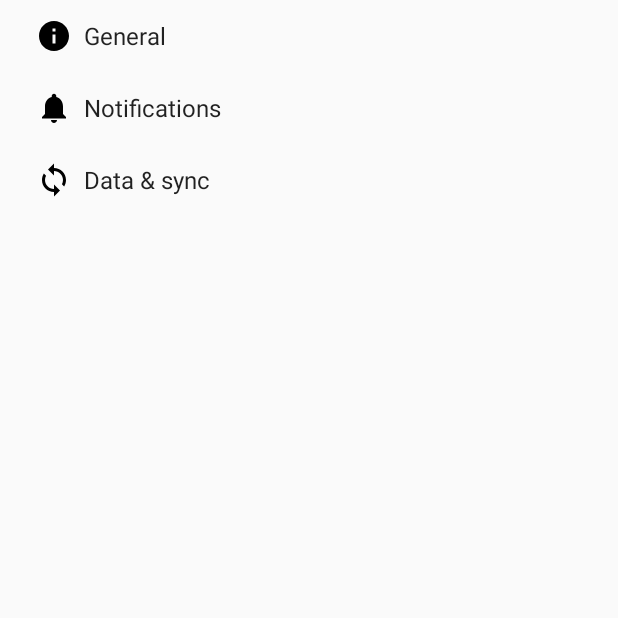
After one commit to Warden-Thresh/Comp, an Android app: the SettingsActivity screen opened directly, with no data from a screen before it, on a phone screen of 412 x 824 dp, the top half of it. The commit adds this screen. Run offline under Robolectric (Android 15) with nearby library versions, the phone set to English and light mode, and no system bars.

Commit message:
添加设置页面

```diff
--- a/app/build.gradle
+++ b/app/build.gradle
@@ -27,6 +27,7 @@ dependencies {
         exclude group: 'com.android.support', module: 'support-annotations'
     })
     compile 'com.github.bumptech.glide:glide:3.7.0'
+    compile 'com.github.bumptech.glide:glide:3.7.0'
     compile 'com.android.support:appcompat-v7:25.3.1'
     compile 'com.android.support:design:25.3.1'
     compile 'com.android.support:support-vector-drawable:25.3.1'
@@ -35,7 +36,6 @@ dependencies {
     compile 'de.hdodenhof:circleimageview:2.1.0'
     compile 'com.android.support:recyclerview-v7:25.3.1'
     compile 'com.android.support:cardview-v7:25.3.1'
-    compile 'com.github.bumptech.glide:glide:3.7.0'
     compile 'org.litepal.android:core:1.3.2'
     compile 'com.squareup.okhttp3:okhttp:3.4.1'
     compile 'com.google.code.gson:gson:2.7'
--- /dev/null
+++ b/app/src/main/java/com/warden/myapplication/Activity/AppCompatPreferenceActivity.java
@@ -0,0 +1,109 @@
+package com.warden.myapplication.Activity;
+
+import android.content.res.Configuration;
+import android.os.Bundle;
+import android.preference.PreferenceActivity;
+import android.support.annotation.LayoutRes;
+import android.support.annotation.Nullable;
+import android.support.v7.app.ActionBar;
+import android.support.v7.app.AppCompatDelegate;
+import android.support.v7.widget.Toolbar;
+import android.view.MenuInflater;
+import android.view.View;
+import android.view.ViewGroup;
+
+/**
+ * A {@link android.preference.PreferenceActivity} which implements and proxies the necessary calls
+ * to be used with AppCompat.
+ */
+public abstract class AppCompatPreferenceActivity extends PreferenceActivity {
+
+    private AppCompatDelegate mDelegate;
+
+    @Override
+    protected void onCreate(Bundle savedInstanceState) {
+        getDelegate().installViewFactory();
+        getDelegate().onCreate(savedInstanceState);
+        super.onCreate(savedInstanceState);
+    }
+
+    @Override
+    protected void onPostCreate(Bundle savedInstanceState) {
+        super.onPostCreate(savedInstanceState);
+        getDelegate().onPostCreate(savedInstanceState);
+    }
+
+    public ActionBar getSupportActionBar() {
+        return getDelegate().getSupportActionBar();
+    }
+
+    public void setSupportActionBar(@Nullable Toolbar toolbar) {
+        getDelegate().setSupportActionBar(toolbar);
+    }
+
+    @Override
+    public MenuInflater getMenuInflater() {
+        return getDelegate().getMenuInflater();
+    }
+
+    @Override
+    public void setContentView(@LayoutRes int layoutResID) {
+        getDelegate().setContentView(layoutResID);
+    }
+
+    @Override
+    public void setContentView(View view) {
+        getDelegate().setContentView(view);
+    }
+
+    @Override
+    public void setContentView(View view, ViewGroup.LayoutParams params) {
+        getDelegate().setContentView(view, params);
+    }
+
+    @Override
+    public void addContentView(View view, ViewGroup.LayoutParams params) {
+        getDelegate().addContentView(view, params);
+    }
+
+    @Override
+    protected void onPostResume() {
+        super.onPostResume();
+        getDelegate().onPostResume();
+    }
+
+    @Override
+    protected void onTitleChanged(CharSequence title, int color) {
+        super.onTitleChanged(title, color);
+        getDelegate().setTitle(title);
+    }
+
+    @Override
+    public void onConfigurationChanged(Configuration newConfig) {
+        super.onConfigurationChanged(newConfig);
+        getDelegate().onConfigurationChanged(newConfig);
+    }
+
+    @Override
+    protected void onStop() {
+        super.onStop();
+        getDelegate().onStop();
+    }
+
+    @Override
+    protected void onDestroy() {
+        super.onDestroy();
+        getDelegate().onDestroy();
+    }
+
+    public void invalidateOptionsMenu() {
+        getDelegate().invalidateOptionsMenu();
+    }
+
+    private AppCompatDelegate getDelegate() {
+        if (mDelegate == null) {
+            mDelegate = AppCompatDelegate.create(this, null);
+        }
+        return mDelegate;
+    }
+}
--- a/app/src/main/java/com/warden/myapplication/Activity/RoutePlanActivity.java
+++ b/app/src/main/java/com/warden/myapplication/Activity/RoutePlanActivity.java
@@ -140,7 +140,6 @@ public class RoutePlanActivity extends AppCompatActivity implements BaiduMap.OnM
     String endNodeStr = "百度科技园";
     boolean hasShownDialogue = false;
     //dialog
-    private boolean isShowDialog=false;
     DialogPlus dialog;
 
     @Override
@@ -247,7 +246,6 @@ public class RoutePlanActivity extends AppCompatActivity implements BaiduMap.OnM
         fbDesign.setOnClickListener(new View.OnClickListener() {
             @Override
             public void onClick(View v) {
-                isShowDialog = true;
                 dialog.show();
                 orderMapView = (TextureMapView) dialog.getHolderView().findViewById(R.id.order_preview_map);
                 orderMapView.onResume();
@@ -540,8 +538,7 @@ public class RoutePlanActivity extends AppCompatActivity implements BaiduMap.OnM
         }
         if (result.error == SearchResult.ERRORNO.NO_ERROR) {
             nodeIndex = -1;
-            if (isShowDialog){
-                isShowDialog =false;
+            if (dialog.isShowing()){
                 if (result.getRouteLines().size()>0){
                     route = result.getRouteLines().get(0);
                     DrivingRouteOverlay overlay = new MyDrivingRouteOverlay(mOrderBaiduMap);
--- /dev/null
+++ b/app/src/main/res/drawable/ic_info_black_24dp.xml
@@ -0,0 +1,9 @@
+<vector xmlns:android="http://schemas.android.com/apk/res/android"
+    android:width="24dp"
+    android:height="24dp"
+    android:viewportHeight="24.0"
+    android:viewportWidth="24.0">
+    <path
+        android:fillColor="#FF000000"
+        android:pathData="M12,2C6.48,2 2,6.48 2,12s4.48,10 10,10 10,-4.48 10,-10S17.52,2 12,2zm1,15h-2v-6h2v6zm0,-8h-2V7h2v2z" />
+</vector>
--- /dev/null
+++ b/app/src/main/res/drawable/ic_sync_black_24dp.xml
@@ -0,0 +1,9 @@
+<vector xmlns:android="http://schemas.android.com/apk/res/android"
+    android:width="24dp"
+    android:height="24dp"
+    android:viewportHeight="24.0"
+    android:viewportWidth="24.0">
+    <path
+        android:fillColor="#FF000000"
+        android:pathData="M12 4V1L8 5l4 4V6c3.31 0 6 2.69 6 6 0 1.01,-.25 1.97,-.7 2.8l1.46 1.46C19.54 15.03 20 13.57 20 12c0,-4.42,-3.58,-8,-8,-8zm0 14c-3.31 0,-6,-2.69,-6,-6 0,-1.01.25,-1.97.7,-2.8L5.24 7.74C4.46 8.97 4 10.43 4 12c0 4.42 3.58 8 8 8v3l4,-4,-4,-4v3z" />
+</vector>
--- a/app/src/main/res/values/strings.xml
+++ b/app/src/main/res/values/strings.xml
@@ -56,6 +56,79 @@
     <string name="grid_holder">Grid Holder</string>
     <string name="show_header">Show header</string>
     <string name="show_footer">Show footer</string>
+    <string name="title_activity_settings">Settings</string>
+
+    <!-- Strings related to Settings -->
+
+    <!-- Example General settings -->
+    <string name="pref_header_general">General</string>
+
+    <string name="pref_title_social_recommendations">Enable social recommendations</string>
+    <string name="pref_description_social_recommendations">Recommendations for people to contact
+        based on your message history
+    </string>
+
+    <string name="pref_title_display_name">Display name</string>
+    <string name="pref_default_display_name">John Smith</string>
+
+    <string name="pref_title_add_friends_to_messages">Add friends to messages</string>
+    <string-array name="pref_example_list_titles">
+        <item>Always</item>
+        <item>When possible</item>
+        <item>Never</item>
+    </string-array>
+    <string-array name="pref_example_list_values">
+        <item>1</item>
+        <item>0</item>
+        <item>-1</item>
+    </string-array>
+
+    <!-- Example settings for Data & Sync -->
+    <string name="pref_header_data_sync">Data &amp; sync</string>
+
+    <string name="pref_title_sync_frequency">Sync frequency</string>
+    <string-array name="pref_sync_frequency_titles">
+        <item>15 minutes</item>
+        <item>30 minutes</item>
+        <item>1 hour</item>
+        <item>3 hours</item>
+        <item>6 hours</item>
+        <item>Never</item>
+    </string-array>
+    <string-array name="pref_sync_frequency_values">
+        <item>15</item>
+        <item>30</item>
+        <item>60</item>
+        <item>180</item>
+        <item>360</item>
+        <item>-1</item>
+    </string-array>
+
+    <string-array name="list_preference_entries">
+        <item>Entry 1</item>
+        <item>Entry 2</item>
+        <item>Entry 3</item>
+    </string-array>
+
+    <string-array name="list_preference_entry_values">
+        <item>1</item>
+        <item>2</item>
+        <item>3</item>
+    </string-array>
+
+    <string-array name="multi_select_list_preference_default_value" />
+
+    <string name="pref_title_system_sync_settings">System sync settings</string>
+
+    <!-- Example settings for Notifications -->
+    <string name="pref_header_notifications">Notifications</string>
+
+    <string name="pref_title_new_message_notifications">New message notifications</string>
+
+    <string name="pref_title_ringtone">Ringtone</string>
+    <string name="pref_ringtone_silent">Silent</string>
+
+    <string name="pref_title_vibrate">Vibrate</string>
 
 
 </resources>
--- /dev/null
+++ b/app/src/main/res/xml/pref_data_sync.xml
@@ -0,0 +1,21 @@
+<PreferenceScreen xmlns:android="http://schemas.android.com/apk/res/android">
+
+    <!-- NOTE: Hide buttons to simplify the UI. Users can touch outside the dialog to
+         dismiss it. -->
+    <!-- NOTE: ListPreference's summary should be set to its value by the activity code. -->
+    <ListPreference
+        android:defaultValue="180"
+        android:entries="@array/pref_sync_frequency_titles"
+        android:entryValues="@array/pref_sync_frequency_values"
+        android:key="sync_frequency"
+        android:negativeButtonText="@null"
+        android:positiveButtonText="@null"
+        android:title="@string/pref_title_sync_frequency" />
+
+    <!-- This preference simply launches an intent when selected. Use this UI sparingly, per
+         design guidelines. -->
+    <Preference android:title="@string/pref_title_system_sync_settings">
+        <intent android:action="android.settings.SYNC_SETTINGS" />
+    </Preference>
+
+</PreferenceScreen>
--- /dev/null
+++ b/app/src/main/res/xml/pref_general.xml
@@ -0,0 +1,33 @@
+<PreferenceScreen xmlns:android="http://schemas.android.com/apk/res/android">
+
+    <SwitchPreference
+        android:defaultValue="true"
+        android:key="example_switch"
+        android:summary="@string/pref_description_social_recommendations"
+        android:title="@string/pref_title_social_recommendations" />
+
+    <!-- NOTE: EditTextPreference accepts EditText attributes. -->
+    <!-- NOTE: EditTextPreference's summary should be set to its value by the activity code. -->
+    <EditTextPreference
+        android:capitalize="words"
+        android:defaultValue="@string/pref_default_display_name"
+        android:inputType="textCapWords"
+        android:key="example_text"
+        android:maxLines="1"
+        android:selectAllOnFocus="true"
+        android:singleLine="true"
+        android:title="@string/pref_title_display_name" />
+
+    <!-- NOTE: Hide buttons to simplify the UI. Users can touch outside the dialog to
+         dismiss it. -->
+    <!-- NOTE: ListPreference's summary should be set to its value by the activity code. -->
+    <ListPreference
+        android:defaultValue="-1"
+        android:entries="@array/pref_example_list_titles"
+        android:entryValues="@array/pref_example_list_values"
+        android:key="example_list"
+        android:negativeButtonText="@null"
+        android:positiveButtonText="@null"
+        android:title="@string/pref_title_add_friends_to_messages" />
+
+</PreferenceScreen>
--- /dev/null
+++ b/app/src/main/res/xml/pref_headers.xml
@@ -0,0 +1,20 @@
+<preference-headers xmlns:android="http://schemas.android.com/apk/res/android">
+
+    <!-- These settings headers are only used on tablets. -->
+
+    <header
+        android:fragment="com.warden.myapplication.Activity.SettingsActivity$GeneralPreferenceFragment"
+        android:icon="@drawable/ic_info_black_24dp"
+        android:title="@string/pref_header_general" />
+
+    <header
+        android:fragment="com.warden.myapplication.Activity.SettingsActivity$NotificationPreferenceFragment"
+        android:icon="@drawable/ic_notifications_black_24dp"
+        android:title="@string/pref_header_notifications" />
+
+    <header
+        android:fragment="com.warden.myapplication.Activity.SettingsActivity$DataSyncPreferenceFragment"
+        android:icon="@drawable/ic_sync_black_24dp"
+        android:title="@string/pref_header_data_sync" />
+
+</preference-headers>
--- /dev/null
+++ b/app/src/main/res/xml/pref_notification.xml
@@ -0,0 +1,27 @@
+<PreferenceScreen xmlns:android="http://schemas.android.com/apk/res/android">
+
+    <!-- A 'parent' preference, which enables/disables child preferences (below)
+         when checked/unchecked. -->
+    <SwitchPreference
+        android:defaultValue="true"
+        android:key="notifications_new_message"
+        android:title="@string/pref_title_new_message_notifications" />
+
+    <!-- Allows the user to choose a ringtone in the 'notification' category. -->
+    <!-- NOTE: This preference will be enabled only when the checkbox above is checked. -->
+    <!-- NOTE: RingtonePreference's summary should be set to its value by the activity code. -->
+    <RingtonePreference
+        android:defaultValue="content://settings/system/notification_sound"
+        android:dependency="notifications_new_message"
+        android:key="notifications_new_message_ringtone"
+        android:ringtoneType="notification"
+        android:title="@string/pref_title_ringtone" />
+
+    <!-- NOTE: This preference will be enabled only when the checkbox above is checked. -->
+    <SwitchPreference
+        android:defaultValue="true"
+        android:dependency="notifications_new_message"
+        android:key="notifications_new_message_vibrate"
+        android:title="@string/pref_title_vibrate" />
+
+</PreferenceScreen>
```
Also changed, not shown: app/src/main/AndroidManifest.xml (+6 -2 lines), app/src/main/java/com/warden/myapplication/Activity/SettingsActivity.java (added, +256 -0 lines), app/src/main/java/com/warden/myapplication/Fragment/FourthFragment.java (+14 -4 lines).
